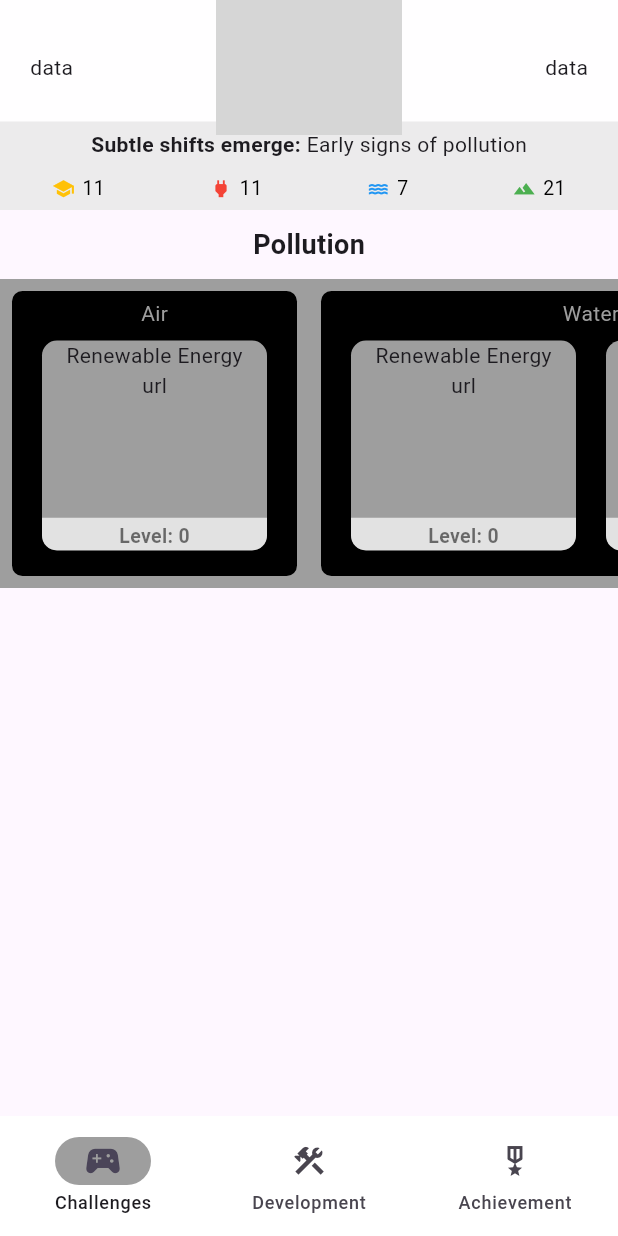
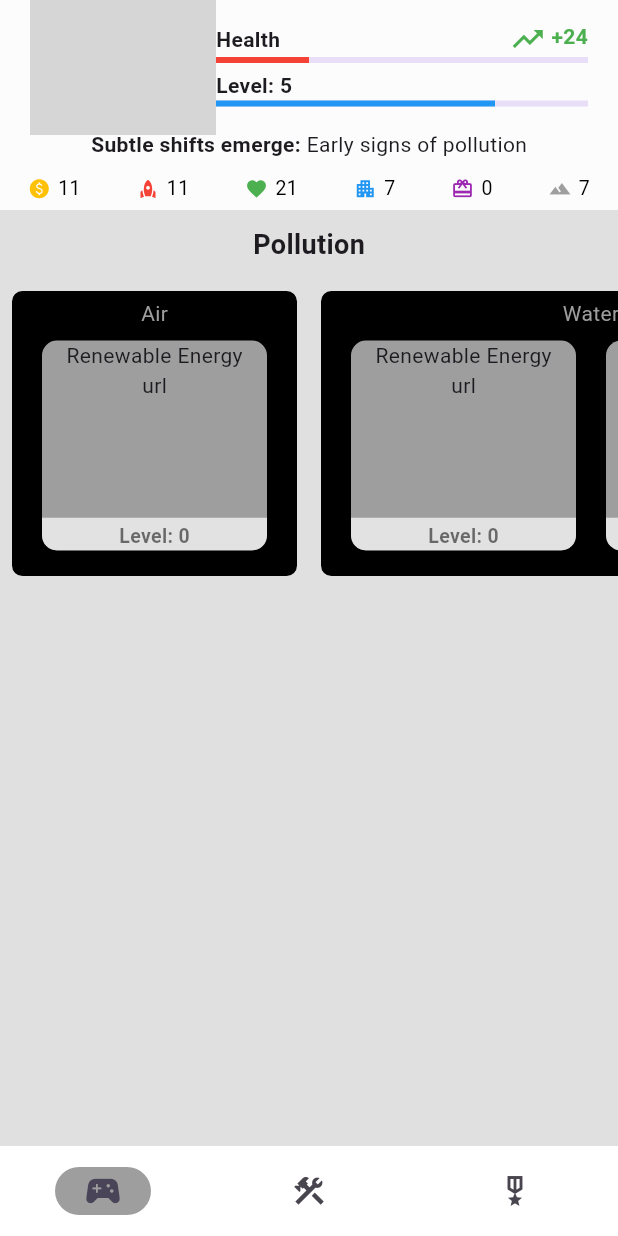
Before and after one commit to chenkuochou/mother_earth, a Flutter app: the screen it shows after launch, on a phone screen of 412 x 824 dp. Run offline on Flutter 3.47's test engine with Material 3 defaults, Android fonts, the light colour scheme and no system bars; our stand-ins replace flutter_riverpod, google_fonts, lottie; network calls fail; grey boxes are pictures that could not be loaded.

Commit message:
ready for

```diff
--- a/lib/layout/app_bar_bottom.dart
+++ b/lib/layout/app_bar_bottom.dart
@@ -7,21 +7,10 @@ class AppBarBottom extends ConsumerWidget {
 
   final double iconSize = 15;
 
-  Widget singleIssue(Icon icon, int value) => Row(
-        children: [
-          icon,
-          const SizedBox(width: 5),
-          Text(
-            value.toString(),
-            style: const TextStyle(fontSize: 13, color: Colors.black),
-          ),
-        ],
-      );
-
   @override
   Widget build(BuildContext context, WidgetRef ref) {
     return Container(
-      color: Colors.grey.withOpacity(0.2),
+      // color: Colors.grey.withOpacity(0.2),
       padding: const EdgeInsets.symmetric(vertical: 5),
       child: Column(
         mainAxisAlignment: MainAxisAlignment.spaceBetween,
@@ -48,43 +37,63 @@ class AppBarBottom extends ConsumerWidget {
           Row(
             mainAxisAlignment: MainAxisAlignment.spaceAround,
             children: [
-              // const SizedBox(width: 5),
               singleIssue(
                   Icon(
-                    Icons.school,
+                    Icons.paid,
                     color: Colors.amber,
                     size: iconSize,
                   ),
                   11),
-              // const SizedBox(width: 20),
               singleIssue(
                   Icon(
-                    Icons.power,
+                    Icons.rocket,
                     color: Colors.red,
                     size: iconSize,
                   ),
                   11),
-              // const SizedBox(width: 20),
               singleIssue(
                   Icon(
-                    Icons.water,
+                    Icons.favorite_sharp,
+                    color: Colors.green,
+                    size: iconSize,
+                  ),
+                  21),
+              singleIssue(
+                  Icon(
+                    Icons.apartment,
                     color: Colors.blue,
                     size: iconSize,
                   ),
                   7),
-              // const SizedBox(width: 20),
+              singleIssue(
+                  Icon(
+                    Icons.redeem,
+                    color: Colors.purple,
+                    size: iconSize,
+                  ),
+                  0),
               singleIssue(
                   Icon(
                     Icons.landscape,
-                    color: Colors.green,
+                    color: Colors.grey,
                     size: iconSize,
                   ),
-                  21),
-              // const SizedBox(width: 5),
+                  7),
             ],
           ),
         ],
       ),
     );
   }
+
+  Widget singleIssue(Icon icon, int value) => Row(
+        children: [
+          icon,
+          const SizedBox(width: 5),
+          Text(
+            value.toString(),
+            style: const TextStyle(fontSize: 13, color: Colors.black),
+          ),
+        ],
+      );
 }
--- a/lib/layout/app_bar_flexible.dart
+++ b/lib/layout/app_bar_flexible.dart
@@ -1,6 +1,7 @@
 import 'package:flutter/material.dart';
 import 'package:flutter_riverpod/flutter_riverpod.dart';
 import 'package:lottie/lottie.dart';
+import 'package:mother_earth/app/my_text.dart';
 
 class AppBarFlexible extends ConsumerWidget {
   const AppBarFlexible({super.key});
@@ -13,18 +14,68 @@ class AppBarFlexible extends ConsumerWidget {
         child: Row(
           mainAxisAlignment: MainAxisAlignment.spaceBetween,
           children: [
-            const Flexible(flex: 1, child: Text('data')),
             Flexible(
               flex: 1,
-              child: Lottie.network(
-                  'https://lottie.host/1de15c7c-278e-4751-bd68-54ebedb5d3a3/crNVTBdG5b.json',
-                  fit: BoxFit.contain,
-                  alignment: Alignment.center),
+              child: ShaderMask(
+                blendMode: BlendMode.dstIn,
+                shaderCallback: (Rect bounds) {
+                  return RadialGradient(
+                    center: Alignment.topLeft,
+                    radius: 1.0,
+                    colors: <Color>[Colors.yellow, Colors.deepOrange.shade900],
+                    tileMode: TileMode.mirror,
+                  ).createShader(bounds);
+                },
+                child: Lottie.network(
+                    'https://lottie.host/1de15c7c-278e-4751-bd68-54ebedb5d3a3/crNVTBdG5b.json',
+                    fit: BoxFit.contain,
+                    alignment: Alignment.center),
+              ),
             ),
-            const Flexible(flex: 1, child: Text('data')),
+            Flexible(flex: 2, child: health()),
+            // const Flexible(flex: 1, child: Text('data')),
           ],
         ),
       ),
     );
   }
+
+  Widget health() => Column(
+        mainAxisAlignment: MainAxisAlignment.center,
+        children: [
+          Column(
+            crossAxisAlignment: CrossAxisAlignment.start,
+            children: [
+              Row(
+                mainAxisAlignment: MainAxisAlignment.spaceBetween,
+                children: [
+                  myText('Health', bold: true),
+                  Wrap(
+                    children: [
+                      const Icon(Icons.trending_up, color: Colors.green),
+                      myText(' +24', bold: true, color: Colors.green),
+                    ],
+                  ),
+                ],
+              ),
+              const LinearProgressIndicator(
+                value: 0.25,
+                color: Colors.red,
+              )
+            ],
+          ),
+          const SizedBox(height: 5),
+          Column(
+            crossAxisAlignment: CrossAxisAlignment.start,
+            children: [
+              myText('Level: 5', bold: true),
+              const LinearProgressIndicator(
+                value: 0.75,
+                color: Colors.blue,
+              ),
+              const SizedBox(height: 5),
+            ],
+          ),
+        ],
+      );
 }
--- a/lib/layout/layout_page.dart
+++ b/lib/layout/layout_page.dart
@@ -51,11 +51,12 @@ class _LayoutPageState extends State<LayoutPage> {
           ),
         ],
       ),
-      bottomNavigationBar: NavigationBar(
-        // height: 60,
+      bottomNavigationBar: SafeArea(
+        child: NavigationBar(
+          height: 60,
           backgroundColor: Colors.white,
           indicatorColor: Colors.grey,
-        labelBehavior: NavigationDestinationLabelBehavior.alwaysShow,
+          labelBehavior: NavigationDestinationLabelBehavior.alwaysHide,
           onDestinationSelected: (int index) {
             HapticFeedback.selectionClick();
             setState(() {
@@ -63,7 +64,6 @@ class _LayoutPageState extends State<LayoutPage> {
             });
           },
           selectedIndex: pageIndex,
-
           destinations: const <Widget>[
             NavigationDestination(
               selectedIcon: Icon(Icons.sports_esports, size: 28),
@@ -86,6 +86,7 @@ class _LayoutPageState extends State<LayoutPage> {
             ),
           ],
         ),
+      ),
     );
   }
 }
--- a/lib/main.dart
+++ b/lib/main.dart
@@ -29,10 +29,14 @@ Future<void> main() async {
       child: MaterialApp(
         title: 'Mother Earth',
         theme: ThemeData(
+          navigationBarTheme: NavigationBarThemeData(
+            labelTextStyle: MaterialStatePropertyAll(GoogleFonts.ubuntuMono()),
+          ),
           textTheme: TextTheme(
             bodyMedium: GoogleFonts.ubuntuMono(
                 // fontSize: 9,
                 ),
+            labelSmall: GoogleFonts.ubuntuMono(),
           ),
         ),
         debugShowCheckedModeBanner: false,
--- a/lib/page/challenge_page.dart
+++ b/lib/page/challenge_page.dart
@@ -10,7 +10,9 @@ class ChallengePage extends ConsumerWidget {
   @override
   Widget build(BuildContext context, WidgetRef ref) {
     return LayoutBuilder(
-      builder: (BuildContext context, BoxConstraints constraints) => ListView(
+      builder: (BuildContext context, BoxConstraints constraints) => Container(
+        color: Colors.grey[300],
+        child: ListView(
           children: [
             Padding(
               padding: const EdgeInsets.symmetric(vertical: 10),
@@ -25,6 +27,7 @@ class ChallengePage extends ConsumerWidget {
             ),
           ],
         ),
+      ),
     );
   }
 }
--- a/lib/page/progress/slider_container.dart
+++ b/lib/page/progress/slider_container.dart
@@ -18,8 +18,8 @@ class SliderContainer extends StatelessWidget {
     final double progressSliderHeight =
         bgHeight - groupPadding * 2 - groupTitleHeight - groupTitleTopPadding;
 
-    return Container(
-      color: Colors.grey,
+    return SizedBox(
+      // color: Colors.grey[300],
       height: bgHeight,
       child: ListView.builder(
         scrollDirection: Axis.horizontal,
```
Lines whose indentation alone changed are shown as unchanged.
